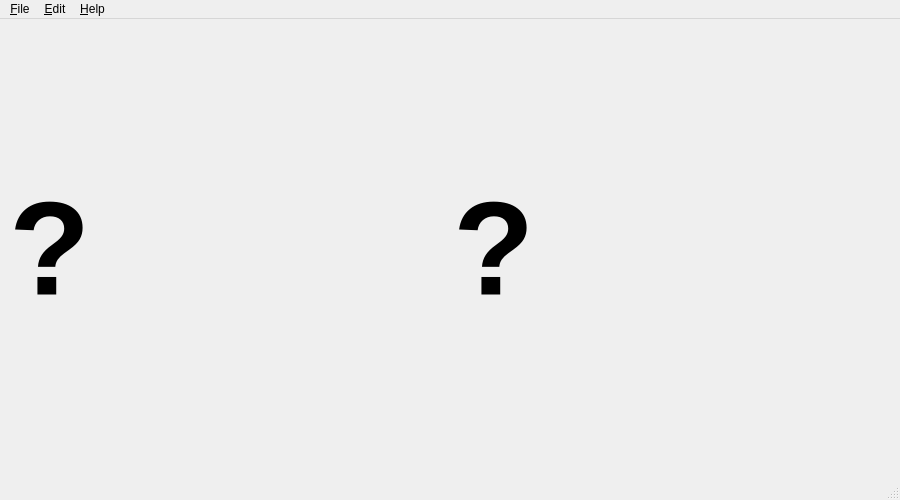
Qt form src/UIMain.ui (jolange/qTuner) before a commit.
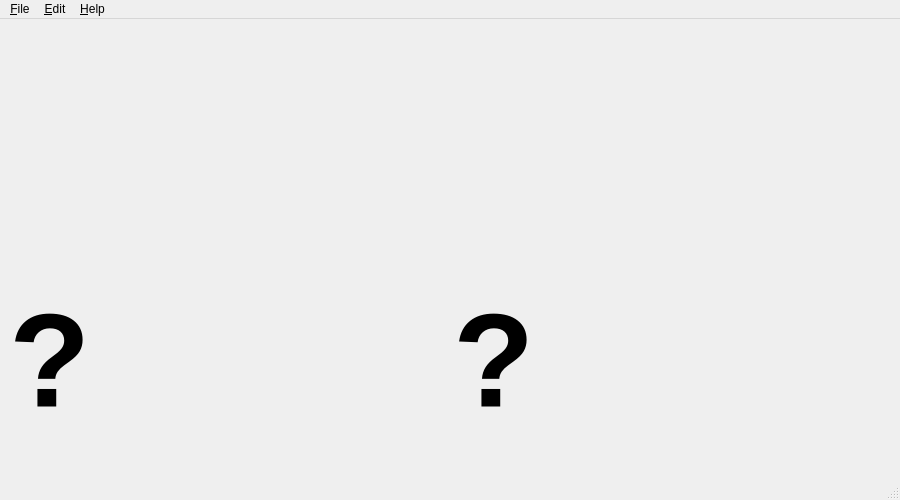
The same form after that commit.

```diff
--- a/src/UIMain.ui
+++ b/src/UIMain.ui
@@ -37,6 +37,15 @@
    </property>
    <layout class="QVBoxLayout" name="verticalLayout">
     <item>
+     <layout class="QVBoxLayout" name="verticalLayout_2">
+      <item>
+       <widget class="QLabel" name="drawArea">
+        <property name="text">
+         <string/>
+        </property>
+       </widget>
+      </item>
+      <item>
      <layout class="QHBoxLayout" name="horizontalLayout">
       <item>
        <widget class="QLabel" name="labelNote">
@@ -65,6 +74,8 @@
          <string>?</string>
         </property>
        </widget>
+        </item>
+       </layout>
       </item>
      </layout>
     </item>
```
Lines whose indentation alone changed are shown as unchanged.
